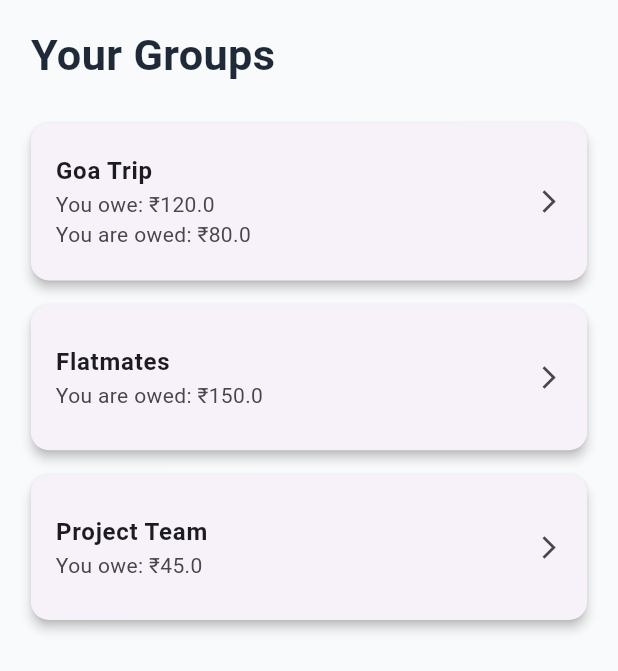
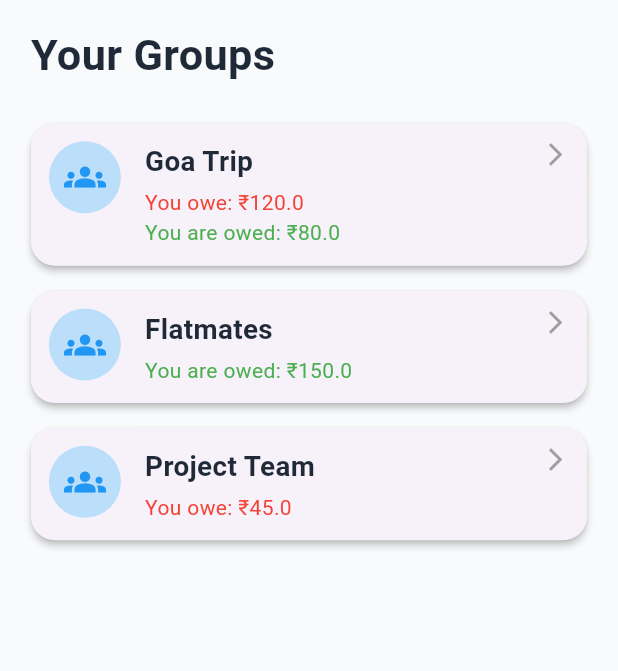
Before and after one commit to VaibhavJadhav-27/Splitify, a Flutter app: the GroupsScreen screen opened directly, on a phone screen of 412 x 824 dp. Shown: the top 671 px of the screen. Run offline on Flutter 3.47's test engine with Material 3 defaults, Android fonts, the phone set to English and light mode, and no system bars.

Commit message:
made significant progress

```diff
--- /dev/null
+++ b/splitify_app/lib/components/group_card.dart
@@ -0,0 +1,76 @@
+import 'package:flutter/material.dart';
+
+class GroupCard extends StatelessWidget {
+  final String groupName;
+  final double youOwe;
+  final double youAreOwed;
+  final VoidCallback onTap;
+
+  const GroupCard({
+    super.key,
+    required this.groupName,
+    required this.youOwe,
+    required this.youAreOwed,
+    required this.onTap,
+  });
+
+  @override
+  Widget build(BuildContext context) {
+    final size = MediaQuery.of(context).size;
+
+    return Card(
+      elevation: 2,
+      margin: EdgeInsets.symmetric(vertical: size.height * 0.01),
+      shape: RoundedRectangleBorder(borderRadius: BorderRadius.circular(16)),
+      child: InkWell(
+        borderRadius: BorderRadius.circular(16),
+        onTap: onTap,
+        child: Padding(
+          padding: const EdgeInsets.all(12.0),
+          child: Row(
+            crossAxisAlignment: CrossAxisAlignment.start,
+            children: [
+              // Left Icon
+              CircleAvatar(
+                radius: 24,
+                backgroundColor: Colors.blue.shade100,
+                child: const Icon(Icons.groups, color: Colors.blue, size: 28),
+              ),
+              const SizedBox(width: 16),
+
+              // Group Info
+              Expanded(
+                child: Column(
+                  crossAxisAlignment: CrossAxisAlignment.start,
+                  children: [
+                    Text(
+                      groupName,
+                      style: TextStyle(
+                        fontSize: size.width * 0.045,
+                        fontWeight: FontWeight.w600,
+                      ),
+                    ),
+                    const SizedBox(height: 4),
+                    if (youOwe > 0)
+                      Text(
+                        "You owe: ₹$youOwe",
+                        style: const TextStyle(color: Colors.red),
+                      ),
+                    if (youAreOwed > 0)
+                      Text(
+                        "You are owed: ₹$youAreOwed",
+                        style: const TextStyle(color: Colors.green),
+                      ),
+                  ],
+                ),
+              ),
+
+              // Right Arrow
+              const Icon(Icons.arrow_forward_ios, size: 18, color: Colors.grey),
+            ],
+          ),
+        ),
+      ),
+    );
+  }
+}
--- a/splitify_app/lib/main.dart
+++ b/splitify_app/lib/main.dart
@@ -1,6 +1,6 @@
 import 'package:flutter/material.dart';
 import 'package:splitify_app/constants/app_theme.dart';
-import 'screens/login_screen.dart';
+import 'package:splitify_app/navigation/routes.dart';
 
 void main() {
   runApp(const SplitifyApp());
@@ -15,7 +15,8 @@ class SplitifyApp extends StatelessWidget {
     return MaterialApp(
       title: 'Splitify',
       theme: AppTheme.lightTheme,
-      home: const LoginScreen(),
+      initialRoute: '/login',
+      routes: appRoutes,
     );
   }
 }
--- /dev/null
+++ b/splitify_app/lib/navigation/routes.dart
@@ -0,0 +1,8 @@
+import 'package:flutter/material.dart';
+import 'package:splitify_app/screens/login_screen.dart';
+import 'package:splitify_app/screens/home_screen.dart';
+
+final Map<String, WidgetBuilder> appRoutes = {
+  '/login': (context) => const LoginScreen(),
+  '/home': (context) => const HomeScreen(),
+};
--- a/splitify_app/lib/screens/add_expense_screen.dart
+++ b/splitify_app/lib/screens/add_expense_screen.dart
@@ -1,7 +1,7 @@
 import 'package:flutter/material.dart';
 
 class AddExpenseScreen extends StatefulWidget {
-  const AddExpenseScreen({Key? key}) : super(key: key);
+  const AddExpenseScreen({super.key});
 
   @override
   State<AddExpenseScreen> createState() => _AddExpenseScreenState();
@@ -28,7 +28,9 @@ class _AddExpenseScreenState extends State<AddExpenseScreen> {
   void dispose() {
     _descriptionController.dispose();
     _amountController.dispose();
-    amountControllers.values.forEach((controller) => controller.dispose());
+    for (var controller in amountControllers.values) {
+      controller.dispose();
+    }
     super.dispose();
   }
 
--- a/splitify_app/lib/screens/dashboard_screen.dart
+++ b/splitify_app/lib/screens/dashboard_screen.dart
@@ -13,11 +13,11 @@ class DashboardScreen extends StatelessWidget {
         crossAxisAlignment: CrossAxisAlignment.start,
         children: [
           const Text("You owe", style: TextStyle(fontSize: 16)),
-          Text("\₹0.00", style: TextStyle(fontSize: size.width * 0.08)),
+          Text("₹0.00", style: TextStyle(fontSize: size.width * 0.08)),
 
           const SizedBox(height: 10),
           const Text("You are owed", style: TextStyle(fontSize: 16)),
-          Text("\₹0.00", style: TextStyle(fontSize: size.width * 0.08)),
+          Text("₹0.00", style: TextStyle(fontSize: size.width * 0.08)),
 
           const SizedBox(height: 30),
           const Divider(),
--- a/splitify_app/lib/screens/groups_screen.dart
+++ b/splitify_app/lib/screens/groups_screen.dart
@@ -1,4 +1,5 @@
 import 'package:flutter/material.dart';
+import 'package:splitify_app/components/group_card.dart';
 
 class GroupsScreen extends StatelessWidget {
   const GroupsScreen({super.key});
@@ -35,35 +36,13 @@ class GroupsScreen extends StatelessWidget {
                 itemCount: groups.length,
                 itemBuilder: (context, index) {
                   final group = groups[index];
-                  return Card(
-                    elevation: 3,
-                    margin: EdgeInsets.symmetric(vertical: size.height * 0.01),
-                    shape: RoundedRectangleBorder(
-                      borderRadius: BorderRadius.circular(12),
-                    ),
-                    child: ListTile(
-                      contentPadding: EdgeInsets.symmetric(
-                        horizontal: size.width * 0.04,
-                        vertical: size.height * 0.015,
-                      ),
-                      title: Text(
-                        group['name'],
-                        style: const TextStyle(fontWeight: FontWeight.w600),
-                      ),
-                      subtitle: Column(
-                        crossAxisAlignment: CrossAxisAlignment.start,
-                        children: [
-                          if (group['youOwe'] > 0)
-                            Text("You owe: ₹${group['youOwe']}"),
-                          if (group['youAreOwed'] > 0)
-                            Text("You are owed: ₹${group['youAreOwed']}"),
-                        ],
-                      ),
-                      trailing: const Icon(Icons.arrow_forward_ios, size: 18),
-                      onTap: () {
-                        // Future group detail screen navigation
-                      },
-                    ),
+                  return GroupCard(
+                    groupName: group["name"],
+                    youOwe: group["youOwe"],
+                    youAreOwed: group["youAreOwed"],
+                    onTap: () {
+                      // Navigate to group detail screen
+                    },
                   );
                 },
               ),
--- a/splitify_app/pubspec.yaml
+++ b/splitify_app/pubspec.yaml
@@ -34,6 +34,7 @@ dependencies:
   # The following adds the Cupertino Icons font to your application.
   # Use with the CupertinoIcons class for iOS style icons.
   cupertino_icons: ^1.0.8
+  http: ^1.4.0
 
 dev_dependencies:
   flutter_test:
```
Also changed, not shown: splitify_app/lib/components/custom_bottom_navbar.dart (added, +32 -0 lines), splitify_app/lib/constants/app_strings.dart (added, +15 -0 lines), splitify_app/lib/screens/home_screen.dart (+11 -19 lines), splitify_app/lib/screens/login_screen.dart (+38 -33 lines), splitify_app/lib/screens/settle_up_screen.dart (+9 -8 lines), splitify_app/lib/services/auth_service.dart (added, +26 -0 lines).
